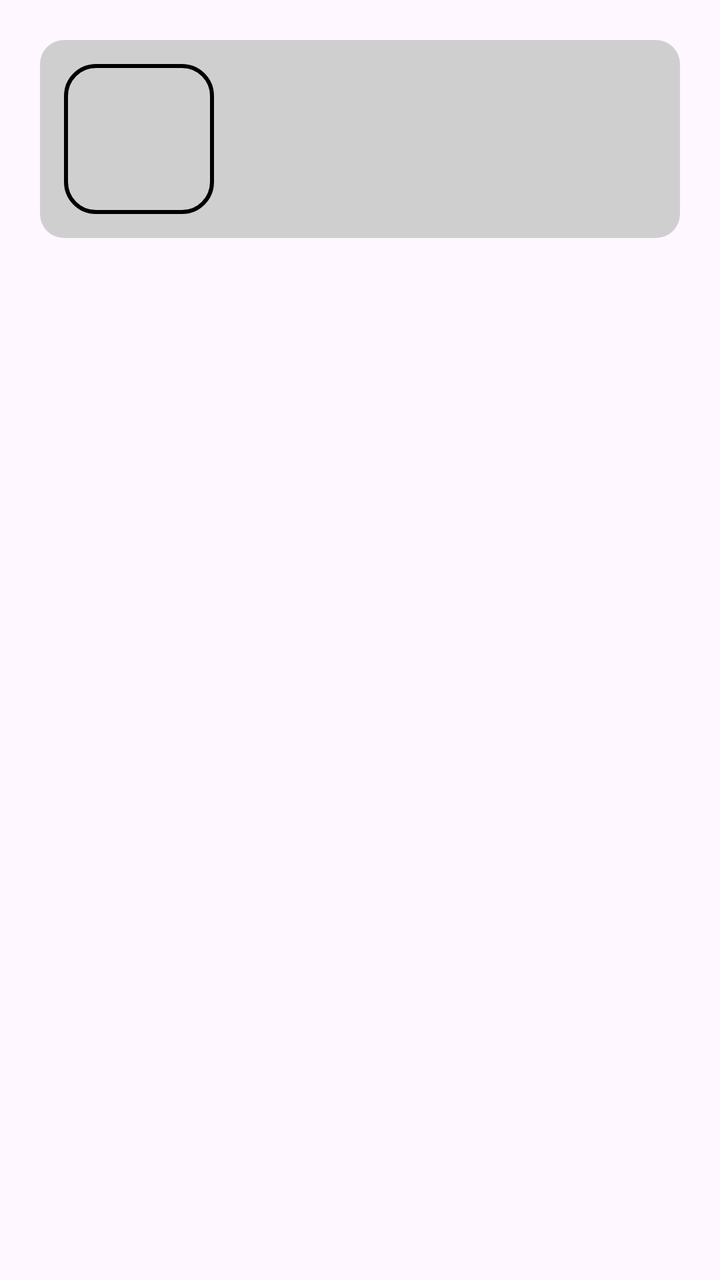
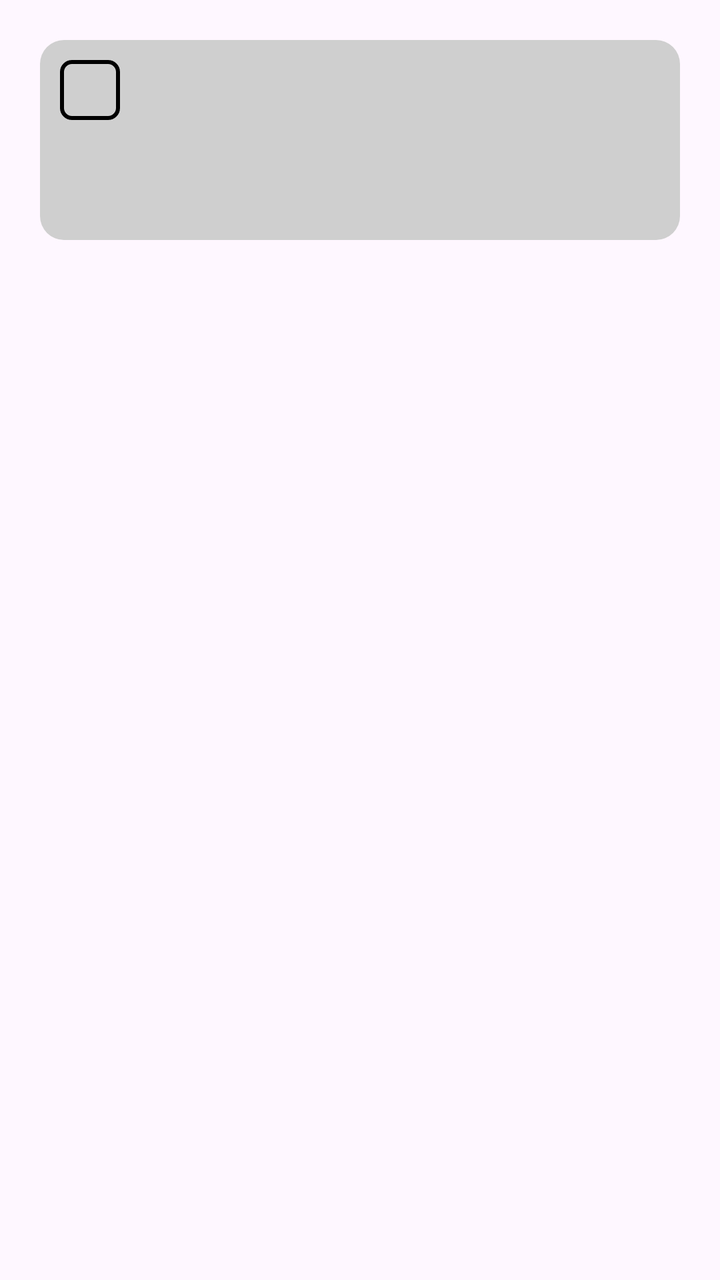

Before-and-after screenshots of an Android layout around one commit, followed by the original layout XML and the change that was made.
<!-- AndroidManifest.xml: application theme Theme.OnlineDataBase -->
<!-- res/layout/item_user.xml -->
<?xml version="1.0" encoding="utf-8"?>
<FrameLayout xmlns:android="http://schemas.android.com/apk/res/android"
    android:layout_width="match_parent"
    android:layout_height="wrap_content"
    android:orientation="horizontal">

    <LinearLayout
        android:background="@drawable/back_smoke_round"
        android:layout_width="match_parent"
        android:layout_height="wrap_content"
        android:layout_margin="20dp">

        <FrameLayout
            android:background="@drawable/back_black_round"
            android:layout_width="75dp"
            android:layout_height="75dp"
            android:layout_margin="12dp">

            <FrameLayout
                android:id="@+id/StateRound"
                android:layout_width="20dp"
                android:layout_height="20dp"
                android:layout_gravity="bottom|right"/>
        </FrameLayout>
        <LinearLayout
            android:layout_width="match_parent"
            android:layout_height="match_parent"
            android:layout_gravity="center"
            android:orientation="vertical">

            <TextView
                android:id="@+id/NameTextView"
                android:layout_width="match_parent"
                android:layout_height="wrap_content"
                style="@style/NameText"/>
            <TextView
                android:id="@+id/StateTextView"
                android:layout_width="match_parent"
                android:layout_height="wrap_content"
                style="@style/StateText"/>
        </LinearLayout>
    </LinearLayout>
</FrameLayout>
<!-- resources referenced by this layout -->
<resources>
  <!-- drawable back_black_round (drawable) -->
  <?xml version="1.0" encoding="utf-8"?>
  <shape xmlns:android="http://schemas.android.com/apk/res/android">
      <corners android:radius="15dp"/>
      <stroke android:color="@android:color/black" android:width="2dp"/>
  </shape>
  <!-- drawable back_smoke_round (drawable) -->
  <?xml version="1.0" encoding="utf-8"?>
  <shape xmlns:android="http://schemas.android.com/apk/res/android">
      <corners android:radius="12dp"/>
      <solid android:color="@color/colorSmoke"/>
  </shape>
  <style name="NameText" parent="BaseContainer">
          <item name="android:textColor">@android:color/black</item>
          <item name="android:textSize">24sp</item>
      </style>
  <style name="StateText" parent="BaseContainer">
          <item name="android:textColor">@android:color/black</item>
          <item name="android:textSize">14sp</item>
      </style>
  <style name="Theme.OnlineDataBase" parent="Base.Theme.OnlineDataBase" />
  <color name="colorSmoke">#CFCFCF</color>
  <style name="BaseContainer">
          <item name="android:layout_margin">5dp</item>
      </style>
  <style name="Base.Theme.OnlineDataBase" parent="Theme.Material3.DayNight.NoActionBar">
          
          
      </style>
</resources>

<!-- the commit's change to res/layout/item_user.xml (unified diff, before → after) -->
@@ -7,21 +7,25 @@
     <LinearLayout
         android:background="@drawable/back_smoke_round"
         android:layout_width="match_parent"
-        android:layout_height="wrap_content"
+        android:layout_height="100dp"
         android:layout_margin="20dp">
 
-        <FrameLayout
-            android:background="@drawable/back_black_round"
-            android:layout_width="75dp"
-            android:layout_height="75dp"
-            android:layout_margin="12dp">
-
+        <LinearLayout
+            android:layout_width="wrap_content"
+            android:layout_height="wrap_content"
+            android:orientation="vertical">
+            <FrameLayout
+                android:background="@drawable/back_black_round"
+                android:layout_width="30dp"
+                android:layout_height="30dp"
+                android:layout_margin="10dp"/>
             <FrameLayout
                 android:id="@+id/StateRound"
                 android:layout_width="20dp"
                 android:layout_height="20dp"
-                android:layout_gravity="bottom|right"/>
-        </FrameLayout>
+                android:layout_gravity="bottom"
+                android:layout_margin="10dp"/>
+        </LinearLayout>
         <LinearLayout
             android:layout_width="match_parent"
             android:layout_height="match_parent"
<!-- resource entries referenced after the edit -->
@@ -3,7 +3,7 @@
   <!-- drawable back_black_round (drawable) -->
   <?xml version="1.0" encoding="utf-8"?>
   <shape xmlns:android="http://schemas.android.com/apk/res/android">
-      <corners android:radius="15dp"/>
+      <corners android:radius="5dp"/>
       <stroke android:color="@android:color/black" android:width="2dp"/>
   </shape>
   <!-- drawable back_smoke_round (drawable) -->
@@ -14,7 +14,7 @@
   </shape>
   <style name="NameText" parent="BaseContainer">
           <item name="android:textColor">@android:color/black</item>
-          <item name="android:textSize">24sp</item>
+          <item name="android:textSize">18sp</item>
       </style>
   <style name="StateText" parent="BaseContainer">
           <item name="android:textColor">@android:color/black</item>
